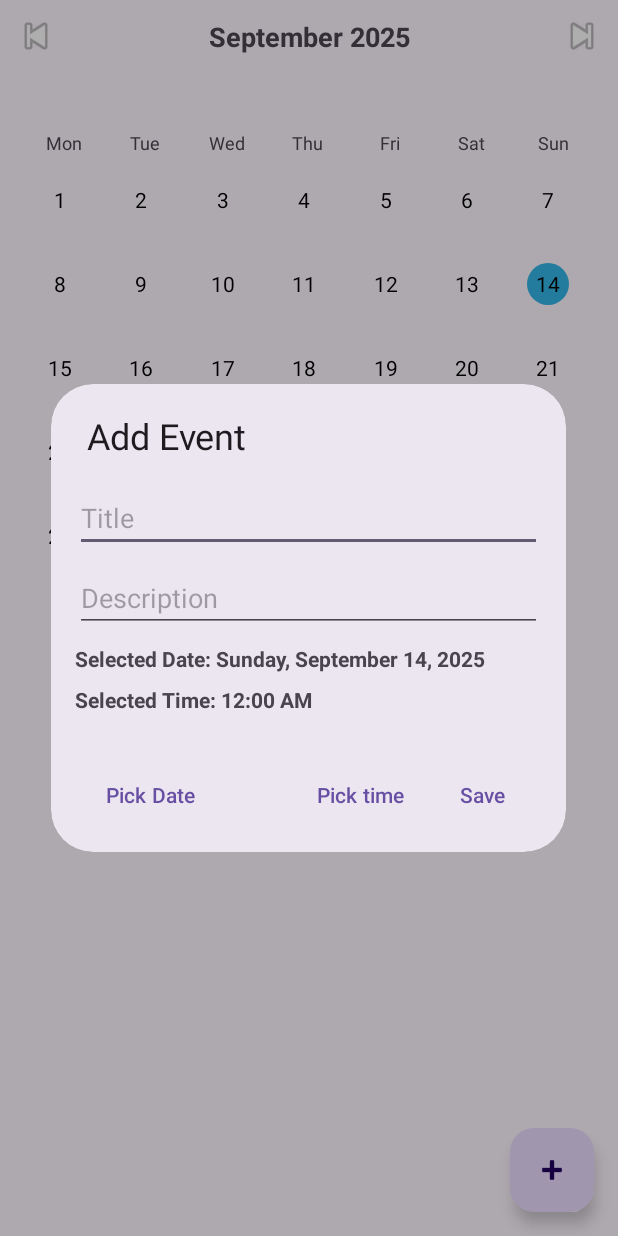
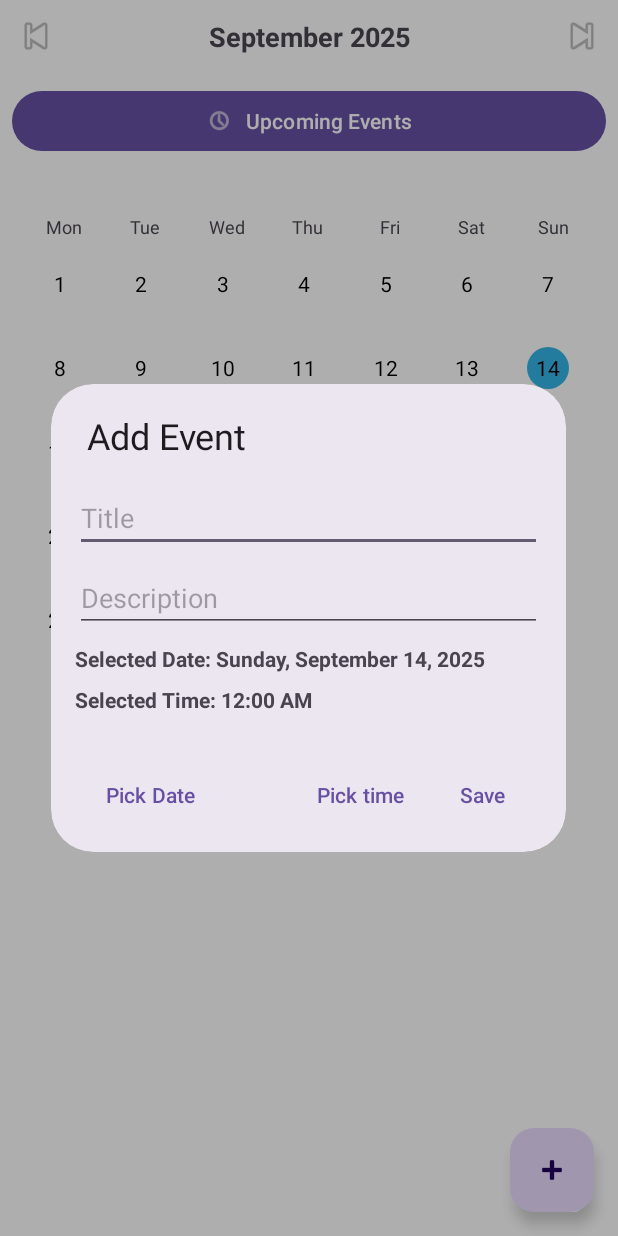
Before and after one commit to Anchaljajoo7/EventPlannerApp, an Android app: the screen it shows after launch (MainActivity), after a tap on "Add event", on a phone screen of 412 x 824 dp. Run offline under Robolectric (Android 15) with nearby library versions, the phone set to English and light mode, and no system bars; our stand-ins replace Room's generated code.

```diff
--- a/app/build.gradle.kts
+++ b/app/build.gradle.kts
@@ -35,6 +35,9 @@ android {
     kotlinOptions {
         jvmTarget = "11"
     }
+    buildFeatures {
+        viewBinding = true
+    }
 }
 
 dependencies {
--- a/app/src/main/AndroidManifest.xml
+++ b/app/src/main/AndroidManifest.xml
@@ -12,7 +12,7 @@
         android:supportsRtl="true"
         android:theme="@style/Theme.EventPlannerApp">
         <activity
-            android:name=".MainActivity"
+            android:name=".ui.view.MainActivity"
             android:exported="true">
             <intent-filter>
                 <action android:name="android.intent.action.MAIN" />
@@ -20,6 +20,10 @@
                 <category android:name="android.intent.category.LAUNCHER" />
             </intent-filter>
         </activity>
+        <activity
+            android:name=".ui.view.UpcomingEventsActivity"
+            android:exported="false"
+            android:parentActivityName=".ui.view.MainActivity" />
     </application>
 
 </manifest>
--- a/app/src/main/java/com/app/eventplannerapp/data/entity/EventEntity.kt
+++ b/app/src/main/java/com/app/eventplannerapp/data/entity/EventEntity.kt
@@ -8,6 +8,5 @@ data class EventEntity(
     @PrimaryKey(autoGenerate = true) val id: Long = 0,
     val title: String,
     val description: String,
-    // Start time in epoch millis
     val startTimeMillis: Long
 )
--- a/app/src/main/java/com/app/eventplannerapp/ui/AddEditEventDialog.kt
+++ b/app/src/main/java/com/app/eventplannerapp/dialog/AddEditEventDialog.kt
@@ -1,16 +1,16 @@
-package com.app.eventplannerapp.ui
+package com.app.eventplannerapp.dialog
 
 import android.app.Dialog
 import android.os.Bundle
+import android.util.Log
 import android.view.LayoutInflater
-import android.widget.EditText
-import android.widget.TextView
 import androidx.fragment.app.DialogFragment
+import com.app.eventplannerapp.R
+import com.app.eventplannerapp.databinding.DialogAddEditEventBinding
 import com.google.android.material.datepicker.MaterialDatePicker
 import com.google.android.material.dialog.MaterialAlertDialogBuilder
 import com.google.android.material.timepicker.MaterialTimePicker
 import com.google.android.material.timepicker.TimeFormat
-import com.app.eventplannerapp.R
 import java.text.DateFormat
 import java.text.SimpleDateFormat
 import java.util.Calendar
@@ -24,26 +24,22 @@ class AddEditEventDialog(
 ) : DialogFragment() {
 
     override fun onCreateDialog(savedInstanceState: Bundle?): Dialog {
-        val view = LayoutInflater.from(requireContext()).inflate(R.layout.dialog_add_edit_event, null, false)
-        val etTitle = view.findViewById<EditText>(R.id.etTitle)
-        val etDescription = view.findViewById<EditText>(R.id.etDescription)
-        val tvSelectedDate = view.findViewById<TextView>(R.id.tvSelectedDate)
-        val tvSelectedTime = view.findViewById<TextView>(R.id.tvSelectedTime)
+        val binding = DialogAddEditEventBinding.inflate(LayoutInflater.from(requireContext()))
 
-        etTitle.setText(initialTitle ?: "")
-        etDescription.setText(initialDescription ?: "")
+        binding.etTitle.setText(initialTitle ?: "")
+        binding.etDescription.setText(initialDescription ?: "")
 
         var chosenTimeMillis = initialTimeMillis ?: System.currentTimeMillis()
 
         // Update the date and time displays
         fun updateDateDisplay() {
             val dateString = SimpleDateFormat("EEEE, MMMM d, yyyy", Locale.getDefault()).format(chosenTimeMillis)
-            tvSelectedDate.text = "Selected Date: $dateString"
+            binding.tvSelectedDate.text = "Selected Date: $dateString"
         }
 
         fun updateTimeDisplay() {
             val timeString = DateFormat.getTimeInstance(DateFormat.SHORT).format(chosenTimeMillis)
-            tvSelectedTime.text = "Selected Time: $timeString"
+            binding.tvSelectedTime.text = "Selected Time: $timeString"
         }
 
         updateDateDisplay()
@@ -51,9 +47,9 @@ class AddEditEventDialog(
 
         val dialog = MaterialAlertDialogBuilder(requireContext())
             .setTitle(if (initialTitle == null) R.string.add_event else R.string.edit_event)
-            .setView(view)
+            .setView(binding.root)
             .setPositiveButton(R.string.save) { _, _ ->
-                onConfirm(etTitle.text.toString(), etDescription.text.toString(), chosenTimeMillis)
+                onConfirm(binding.etTitle.text.toString(), binding.etDescription.text.toString(), chosenTimeMillis)
             }
             .setNeutralButton(R.string.pick_date) { _, _ ->
                 // Don't dismiss the dialog, just show the date picker
@@ -90,7 +86,7 @@ class AddEditEventDialog(
                     updateTimeDisplay()
 
                     // Debug log
-                    android.util.Log.d("AddEditEventDialog", "Date selected: $chosenTimeMillis")
+                    Log.d("AddEditEventDialog", "Date selected: $chosenTimeMillis")
                 }
 
                 // Show the date picker
@@ -118,7 +114,7 @@ class AddEditEventDialog(
                     updateTimeDisplay()
 
                     // Debug log
-                    android.util.Log.d("AddEditEventDialog", "Time selected: $chosenTimeMillis")
+                    Log.d("AddEditEventDialog", "Time selected: $chosenTimeMillis")
                 }
                 // Show the time picker
                 picker.show(parentFragmentManager, "timePicker")
--- a/app/src/main/java/com/app/eventplannerapp/ui/DeleteEventDialog.kt
+++ b/app/src/main/java/com/app/eventplannerapp/dialog/DeleteEventDialog.kt
@@ -1,11 +1,11 @@
-package com.app.eventplannerapp.ui
+package com.app.eventplannerapp.dialog
 
 import android.app.Dialog
 import android.os.Bundle
 import androidx.fragment.app.DialogFragment
-import com.google.android.material.dialog.MaterialAlertDialogBuilder
 import com.app.eventplannerapp.R
 import com.app.eventplannerapp.data.entity.EventEntity
+import com.google.android.material.dialog.MaterialAlertDialogBuilder
 
 class DeleteEventDialog(
     private val event: EventEntity,
--- a/app/src/main/java/com/app/eventplannerapp/ui/CalendarGridAdapter.kt
+++ b/app/src/main/java/com/app/eventplannerapp/ui/adapter/CalendarGridAdapter.kt
@@ -1,4 +1,4 @@
-package com.app.eventplannerapp.ui
+package com.app.eventplannerapp.ui.adapter
 
 import android.view.LayoutInflater
 import android.view.View
@@ -7,12 +7,13 @@ import android.widget.TextView
 import androidx.recyclerview.widget.RecyclerView
 import com.app.eventplannerapp.R
 import java.time.LocalDate
+import java.time.YearMonth
 
 class CalendarGridAdapter(
     private var days: List<LocalDate>,
     private var eventDates: Set<LocalDate>,
     private val onDayClick: (LocalDate) -> Unit,
-    private var currentMonth: java.time.YearMonth
+    private var currentMonth: YearMonth
 ) : RecyclerView.Adapter<CalendarGridAdapter.DayViewHolder>() {
 
     private var selectedDate: LocalDate? = null
@@ -32,7 +33,7 @@ class CalendarGridAdapter(
         notifyDataSetChanged()
     }
 
-    fun updateCurrentMonth(month: java.time.YearMonth) {
+    fun updateCurrentMonth(month: YearMonth) {
         currentMonth = month
         notifyDataSetChanged()
     }
@@ -58,7 +59,7 @@ class CalendarGridAdapter(
             date: LocalDate,
             hasEvent: Boolean,
             onDayClick: (LocalDate) -> Unit,
-            currentMonth: java.time.YearMonth,
+            currentMonth: YearMonth,
             isSelected: Boolean
         ) {
             tvDay.text = date.dayOfMonth.toString()
@@ -76,7 +77,7 @@ class CalendarGridAdapter(
             )
 
             // Highlight today
-            val today = java.time.LocalDate.now()
+            val today = LocalDate.now()
             tvDay.background = when {
                 isSelected -> itemView.context.getDrawable(R.drawable.bg_selected_day)
                 date == today -> itemView.context.getDrawable(R.drawable.bg_today_day)
--- a/app/src/main/java/com/app/eventplannerapp/ui/MonthPagerAdapter.kt
+++ b/app/src/main/java/com/app/eventplannerapp/ui/adapter/MonthPagerAdapter.kt
@@ -1,4 +1,4 @@
-package com.app.eventplannerapp.ui
+package com.app.eventplannerapp.ui.adapter
 
 import android.view.LayoutInflater
 import android.view.View
@@ -6,10 +6,10 @@ import android.view.ViewGroup
 import android.widget.TextView
 import androidx.recyclerview.widget.GridLayoutManager
 import androidx.recyclerview.widget.RecyclerView
+import com.app.eventplannerapp.R
 import java.time.DayOfWeek
 import java.time.LocalDate
 import java.time.YearMonth
-import com.app.eventplannerapp.R
 
 class MonthPagerAdapter(
     private val initialMonth: YearMonth,
--- a/app/src/main/java/com/app/eventplannerapp/MainActivity.kt
+++ b/app/src/main/java/com/app/eventplannerapp/ui/view/MainActivity.kt
@@ -1,62 +1,52 @@
-package com.app.eventplannerapp
+package com.app.eventplannerapp.ui.view
 
+import android.content.Intent
 import android.os.Build
 import android.os.Bundle
-import android.view.View
-import android.widget.TextView
-import android.widget.ImageButton
 import androidx.activity.enableEdgeToEdge
 import androidx.activity.viewModels
 import androidx.annotation.RequiresApi
 import androidx.appcompat.app.AppCompatActivity
 import androidx.core.view.ViewCompat
 import androidx.core.view.WindowInsetsCompat
-import androidx.recyclerview.widget.GridLayoutManager
-import androidx.recyclerview.widget.RecyclerView
+import androidx.viewpager2.widget.ViewPager2
+import com.app.eventplannerapp.ui.view.UpcomingEventsActivity
 import com.app.eventplannerapp.data.entity.EventEntity
-import com.app.eventplannerapp.ui.AddEditEventDialog
-import com.app.eventplannerapp.ui.DeleteEventDialog
-import com.app.eventplannerapp.ui.EventAdapter
-import com.app.eventplannerapp.ui.EventViewModel
-import com.google.android.material.floatingactionbutton.FloatingActionButton
-import androidx.viewpager2.widget.ViewPager2
-import com.app.eventplannerapp.ui.CalendarGridAdapter
-import com.app.eventplannerapp.ui.MonthPagerAdapter
-import java.time.DayOfWeek
+import com.app.eventplannerapp.databinding.ActivityMainBinding
+import com.app.eventplannerapp.dialog.AddEditEventDialog
+import com.app.eventplannerapp.dialog.DeleteEventDialog
+import com.app.eventplannerapp.ui.adapter.EventAdapter
+import com.app.eventplannerapp.ui.viewmodel.EventViewModel
+import com.app.eventplannerapp.ui.adapter.MonthPagerAdapter
 import java.time.LocalDate
 import java.time.YearMonth
 import java.util.Calendar
 
 class MainActivity : AppCompatActivity() {
     private val viewModel: EventViewModel by viewModels()
+    private lateinit var binding: ActivityMainBinding
 
     @RequiresApi(Build.VERSION_CODES.O)
     override fun onCreate(savedInstanceState: Bundle?) {
         super.onCreate(savedInstanceState)
         enableEdgeToEdge()
-        setContentView(R.layout.activity_main)
-        ViewCompat.setOnApplyWindowInsetsListener(findViewById(R.id.main)) { v, insets ->
+        binding = ActivityMainBinding.inflate(layoutInflater)
+        setContentView(binding.root)
+        ViewCompat.setOnApplyWindowInsetsListener(binding.main) { v, insets ->
             val systemBars = insets.getInsets(WindowInsetsCompat.Type.systemBars())
             v.setPadding(systemBars.left, systemBars.top, systemBars.right, systemBars.bottom)
             insets
         }
 
-        val monthPager = findViewById<ViewPager2>(R.id.monthPager)
-        val btnPrev = findViewById<ImageButton>(R.id.btnPrev)
-        val btnNext = findViewById<ImageButton>(R.id.btnNext)
-        val tvMonthLabel = findViewById<TextView>(R.id.tvMonthLabel)
-        val recycler = findViewById<RecyclerView>(R.id.rvEvents)
-        val fab = findViewById<FloatingActionButton>(R.id.fabAdd)
-
         val adapter = EventAdapter(
             onClick = { event -> showAddEditDialog(event) },
             onLongClick = { event -> showDeleteConfirmationDialog(event) }
         )
-        recycler.adapter = adapter
+        binding.rvEvents.adapter = adapter
 
         var shownMonth = YearMonth.now()
         fun updateHeader() {
-            tvMonthLabel.text = "${shownMonth.month.name.lowercase().replaceFirstChar { it.uppercase() }} ${shownMonth.year}"
+            binding.tvMonthLabel.text = "${shownMonth.month.name.lowercase().replaceFirstChar { it.uppercase() }} ${shownMonth.year}"
         }
         updateHeader()
         var cachedEventDates: Set<LocalDate> = emptySet()
@@ -70,13 +60,13 @@ class MainActivity : AppCompatActivity() {
             monthAdapter?.setSelectedDate(date)
         }
         monthAdapter = MonthPagerAdapter(YearMonth.now(), { cachedEventDates }, onDayClick)
-        monthPager.adapter = monthAdapter
-        monthPager.setCurrentItem(monthAdapter.getCenterPosition(), false)
+        binding.monthPager.adapter = monthAdapter
+        binding.monthPager.setCurrentItem(monthAdapter.getCenterPosition(), false)
 
-        btnPrev.setOnClickListener { monthPager.currentItem = monthPager.currentItem - 1 }
-        btnNext.setOnClickListener { monthPager.currentItem = monthPager.currentItem + 1 }
+        binding.btnPrev.setOnClickListener { binding.monthPager.currentItem = binding.monthPager.currentItem - 1 }
+        binding.btnNext.setOnClickListener { binding.monthPager.currentItem = binding.monthPager.currentItem + 1 }
 
-        monthPager.registerOnPageChangeCallback(object : ViewPager2.OnPageChangeCallback() {
+        binding.monthPager.registerOnPageChangeCallback(object : ViewPager2.OnPageChangeCallback() {
             override fun onPageSelected(position: Int) {
                 super.onPageSelected(position)
                 val month = YearMonth.now().plusMonths((position - (monthAdapter?.getCenterPosition() ?: 0)).toLong())
@@ -88,11 +78,11 @@ class MainActivity : AppCompatActivity() {
         // Observe all events and update indicators
         viewModel.allEvents.observe(this) { events ->
             val eventDates = events.map {
-                val cal = java.util.Calendar.getInstance().apply { timeInMillis = it.startTimeMillis }
+                val cal = Calendar.getInstance().apply { timeInMillis = it.startTimeMillis }
                 LocalDate.of(
-                    cal.get(java.util.Calendar.YEAR),
-                    cal.get(java.util.Calendar.MONTH) + 1,
-                    cal.get(java.util.Calendar.DAY_OF_MONTH)
+                    cal.get(Calendar.YEAR),
+                    cal.get(Calendar.MONTH) + 1,
+                    cal.get(Calendar.DAY_OF_MONTH)
                 )
             }.toSet()
             cachedEventDates = eventDates
@@ -103,8 +93,13 @@ class MainActivity : AppCompatActivity() {
             adapter.submitList(events)
         }
 
-        fab.setOnClickListener {
+        binding.fabAdd.setOnClickListener {
             showAddEditDialog(null)
+        }
+
+        binding.btnUpcomingEvents.setOnClickListener {
+            val intent = Intent(this, UpcomingEventsActivity::class.java)
+            startActivity(intent)
         }
     }
 
@@ -139,4 +134,5 @@ class MainActivity : AppCompatActivity() {
             }
         ).show(supportFragmentManager, "DeleteEventDialog")
     }
+
 }
--- a/app/src/main/java/com/app/eventplannerapp/ui/EventViewModel.kt
+++ b/app/src/main/java/com/app/eventplannerapp/ui/viewmodel/EventViewModel.kt
@@ -1,4 +1,4 @@
-package com.app.eventplannerapp.ui
+package com.app.eventplannerapp.ui.viewmodel
 
 import android.app.Application
 import androidx.lifecycle.AndroidViewModel
@@ -15,7 +15,7 @@ import java.util.Calendar
 
 class EventViewModel(application: Application) : AndroidViewModel(application) {
     private val repository: EventRepository =
-        EventRepository(EventDatabase.getInstance(application).eventDao())
+        EventRepository(EventDatabase.Companion.getInstance(application).eventDao())
 
     private val _selectedDayMillis = MutableLiveData<Long>(startOfToday())
     val selectedDayMillis: LiveData<Long> = _selectedDayMillis
@@ -34,7 +34,13 @@ class EventViewModel(application: Application) : AndroidViewModel(application) {
 
     fun addEvent(title: String, description: String, eventTimeMillis: Long) {
         viewModelScope.launch(Dispatchers.IO) {
-            repository.addEvent(EventEntity(title = title, description = description, startTimeMillis = eventTimeMillis))
+            repository.addEvent(
+                EventEntity(
+                    title = title,
+                    description = description,
+                    startTimeMillis = eventTimeMillis
+                )
+            )
         }
     }
 
@@ -49,12 +55,14 @@ class EventViewModel(application: Application) : AndroidViewModel(application) {
     private fun startOfToday(): Long = startOfDay(System.currentTimeMillis())
 
     private fun startOfDay(timeMillis: Long): Long {
-        val cal = Calendar.getInstance().apply { timeInMillis = timeMillis; set(Calendar.HOUR_OF_DAY, 0); set(Calendar.MINUTE, 0); set(Calendar.SECOND, 0); set(Calendar.MILLISECOND, 0) }
+        val cal = Calendar.getInstance().apply { timeInMillis = timeMillis; set(Calendar.HOUR_OF_DAY, 0); set(
+            Calendar.MINUTE, 0); set(Calendar.SECOND, 0); set(Calendar.MILLISECOND, 0) }
         return cal.timeInMillis
     }
 
     private fun endOfDay(dayStartMillis: Long): Long {
-        val cal = Calendar.getInstance().apply { timeInMillis = dayStartMillis; set(Calendar.HOUR_OF_DAY, 23); set(Calendar.MINUTE, 59); set(Calendar.SECOND, 59); set(Calendar.MILLISECOND, 999) }
+        val cal = Calendar.getInstance().apply { timeInMillis = dayStartMillis; set(Calendar.HOUR_OF_DAY, 23); set(
+            Calendar.MINUTE, 59); set(Calendar.SECOND, 59); set(Calendar.MILLISECOND, 999) }
         return cal.timeInMillis + 1
     }
 }
--- a/app/src/main/res/layout/activity_main.xml
+++ b/app/src/main/res/layout/activity_main.xml
@@ -3,9 +3,10 @@
     xmlns:app="http://schemas.android.com/apk/res-auto"
     xmlns:tools="http://schemas.android.com/tools"
     android:id="@+id/main"
+    android:background="@color/white"
     android:layout_width="match_parent"
     android:layout_height="match_parent"
-    tools:context=".MainActivity">
+    tools:context=".ui.view.MainActivity">
 
     <LinearLayout
         android:id="@+id/monthHeader"
@@ -47,12 +48,25 @@
 
     </LinearLayout>
 
+    <com.google.android.material.button.MaterialButton
+        android:id="@+id/btnUpcomingEvents"
+        android:layout_width="0dp"
+        android:layout_height="wrap_content"
+        android:layout_margin="8dp"
+        android:text="@string/upcoming_events"
+        android:textSize="14sp"
+        app:icon="@android:drawable/ic_menu_recent_history"
+        app:iconGravity="textStart"
+        app:layout_constraintTop_toBottomOf="@id/monthHeader"
+        app:layout_constraintStart_toStartOf="parent"
+        app:layout_constraintEnd_toEndOf="parent" />
+
     <androidx.viewpager2.widget.ViewPager2
         android:id="@+id/monthPager"
         android:layout_width="0dp"
         android:layout_height="wrap_content"
         android:padding="8dp"
-        app:layout_constraintTop_toBottomOf="@id/monthHeader"
+        app:layout_constraintTop_toBottomOf="@id/btnUpcomingEvents"
         app:layout_constraintStart_toStartOf="parent"
         app:layout_constraintEnd_toEndOf="parent" />
 
--- a/app/src/main/res/values/strings.xml
+++ b/app/src/main/res/values/strings.xml
@@ -9,4 +9,5 @@
     <string name="yes">Yes</string>
     <string name="no">No</string>
     <string name="pick_date">Pick Date</string>
+    <string name="upcoming_events">Upcoming Events</string>
 </resources>
```
Also changed, not shown: app/src/main/java/com/app/eventplannerapp/ui/adapter/EventAdapter.kt (renamed from app/src/main/java/com/app/eventplannerapp/ui/EventAdapter.kt, +10 -15 lines), app/src/main/java/com/app/eventplannerapp/ui/adapter/UpcomingEventAdapter.kt (added, +83 -0 lines), app/src/main/java/com/app/eventplannerapp/ui/view/UpcomingEventsActivity.kt (added, +77 -0 lines), app/src/main/res/drawable/ic_arrow_back.xml (added, +10 -0 lines), app/src/main/res/layout/activity_upcoming_events.xml (added, +61 -0 lines), app/src/main/res/layout/item_upcoming_event_full.xml (added, +81 -0 lines).
